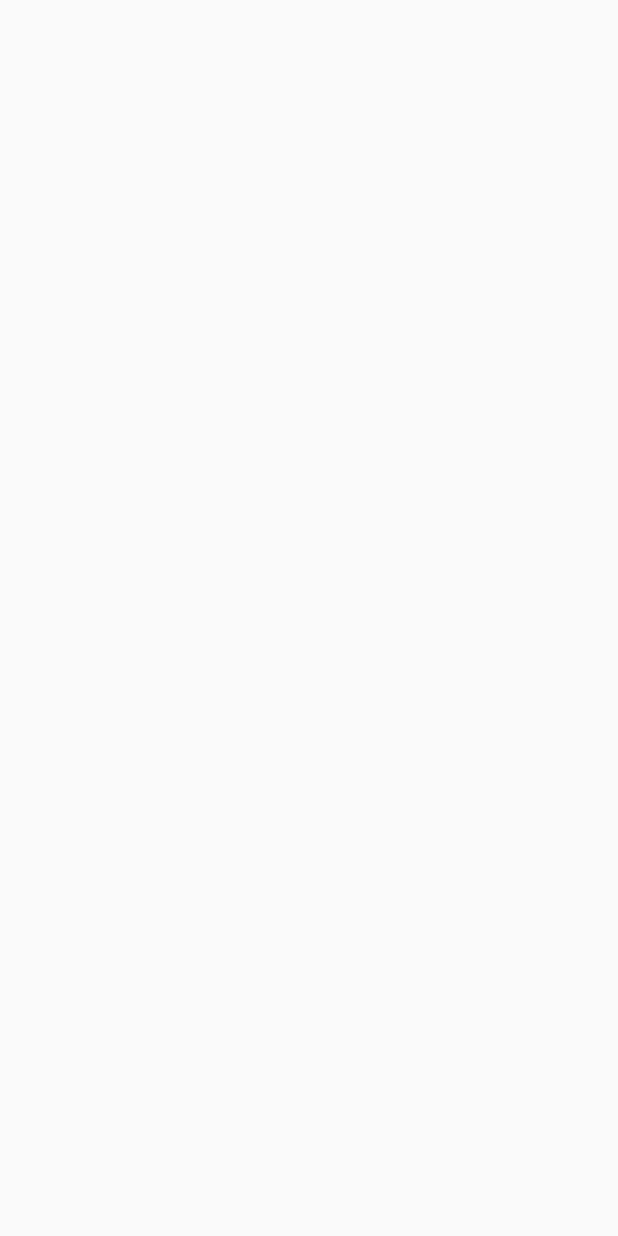
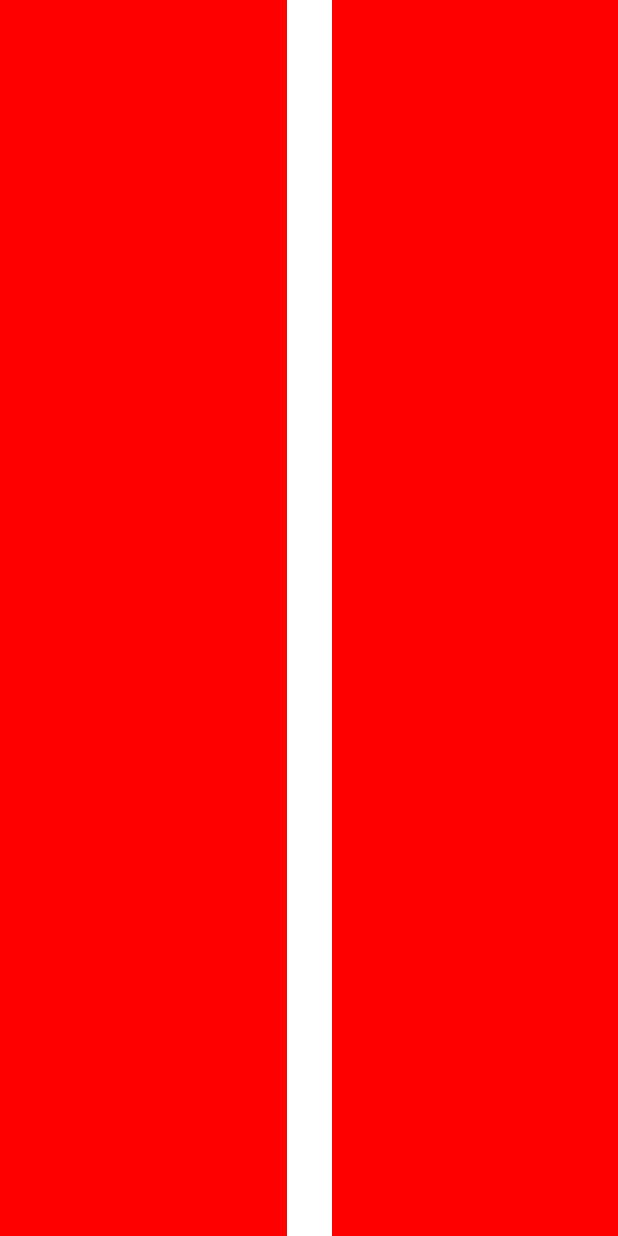
Before and after one commit to CarlDanZzz/Practica_1_Bandera, an Android app built with Jetpack Compose: the screen it shows after launch (MainActivity), on a phone screen of 412 x 824 dp. Before the commit the screen is empty. Run offline under Robolectric (Android 15) with nearby library versions, the phone set to English and light mode, and no system bars; 1 statement that could not run was skipped.

Commit message:
bandera terminada

```diff
--- a/app/src/main/java/com/example/practica_1_bandera/MainActivity.kt
+++ b/app/src/main/java/com/example/practica_1_bandera/MainActivity.kt
@@ -29,7 +29,9 @@ class MainActivity : ComponentActivity() {
         enableEdgeToEdge()
         setContent {
             Practica_1_BanderaTheme {
-
+            fondo()
+                lineavertical()
+                lineahorizontal
             }
         }
     }
--- a/app/src/main/java/com/example/practica_1_bandera/ui/theme/inicioscripts.kt
+++ b/app/src/main/java/com/example/practica_1_bandera/ui/theme/inicioscripts.kt
@@ -2,6 +2,7 @@ package com.example.practica_1_bandera
 
 import androidx.compose.foundation.background
 import androidx.compose.foundation.layout.Box
+import androidx.compose.foundation.layout.Spacer
 import androidx.compose.foundation.layout.fillMaxHeight
 import androidx.compose.foundation.layout.fillMaxSize
 import androidx.compose.foundation.layout.fillMaxWidth
@@ -16,5 +17,42 @@ import androidx.compose.ui.unit.dp
 
 @Composable
 fun fondo(){
+    Box(modifier = Modifier
+        .fillMaxSize()
+        .background(Color.Red)
+    )
+}
 
+@Composable
+fun lineavertical() {
+    Box(
+        modifier = Modifier
+            .fillMaxSize(),
+        contentAlignment = Alignment.Center
+    ) {
+        Spacer(
+            modifier = Modifier
+                .width(30.dp)
+                .fillMaxHeight()
+                .background(Color.White)
+
+
+        )
+    }
 }
+
+@Composable
+fun lineahorizontal(){
+    Box(
+        modifier = Modifier
+            .fillMaxSize()
+    ){
+        Spacer(
+            modifier = Modifier
+                .fillMaxWidth()
+                .height(50.dp)
+                .background(Color.White)
+                .align(Alignment.CenterStart)
+        )
+    }
+}
```
